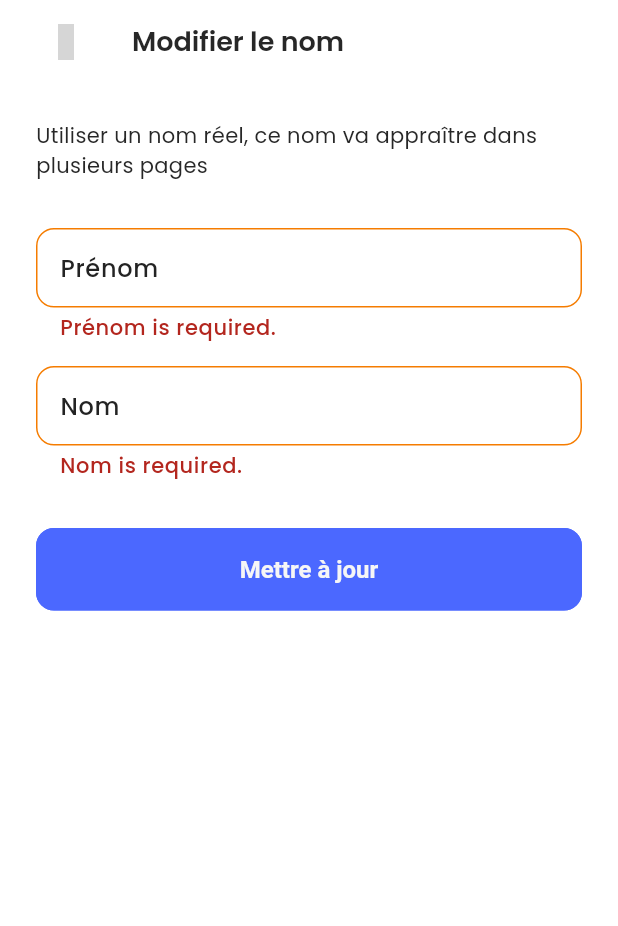
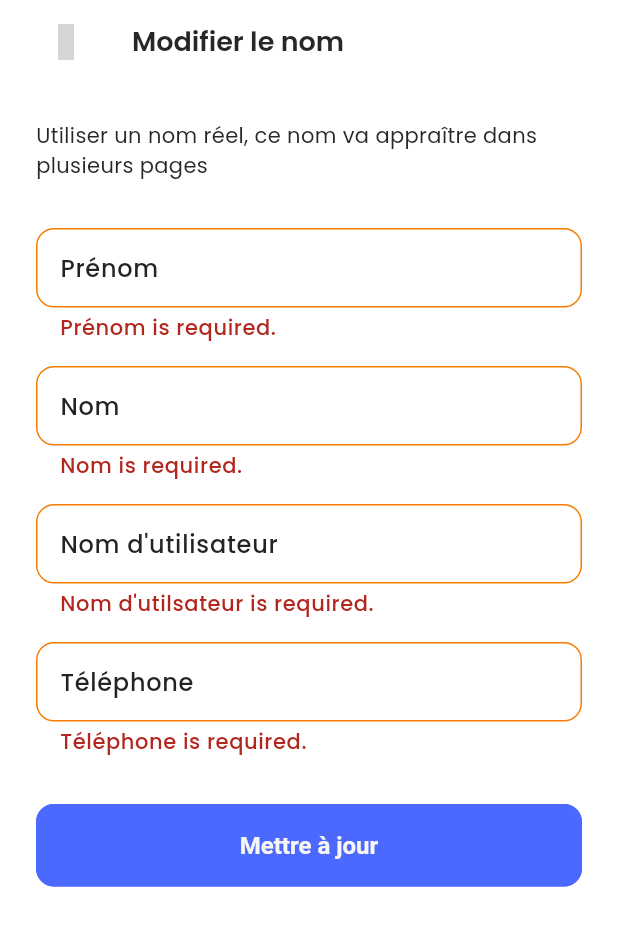
Before and after one commit to AymanBoudaya/cmandi_supabase-auth-master, a Flutter app: the ChangeName screen opened directly, after a tap on "Mettre à jour", on a phone screen of 412 x 824 dp. Shown: the top 926 px of the screen. Run offline on Flutter 3.47's test engine with Material 3 defaults, Android fonts, the phone set to English and light mode, and no system bars; our stand-ins replace cached_network_image, carousel_slider, cloud_firestore, connectivity_plus, flutter_dotenv, flutter_native_splash and 11 more; accounts and stored records are empty; network calls fail; project files that could hold a hidden picture were left out; grey boxes are pictures that could not be loaded.

```diff
--- a/lib/bindings/general_binding.dart
+++ b/lib/bindings/general_binding.dart
@@ -24,6 +24,5 @@ class GeneralBinding extends Bindings {
     Get.put(VariationController());
     Get.put(AddressController());
     Get.put(CheckoutController());
-    print('🔧 InitialBinding: dependencies registered');
   }
 }
--- a/lib/common/widgets/appbar/appbar.dart
+++ b/lib/common/widgets/appbar/appbar.dart
@@ -15,6 +15,7 @@ class TAppBar extends StatelessWidget implements PreferredSizeWidget {
     this.leadingIcon,
     this.actions,
     this.leadingOnPressed,
+    this.customBackNavigation,
   });
 
   final Widget? title;
@@ -22,6 +23,7 @@ class TAppBar extends StatelessWidget implements PreferredSizeWidget {
   final IconData? leadingIcon;
   final List<Widget>? actions;
   final VoidCallback? leadingOnPressed;
+  final VoidCallback? customBackNavigation;
 
   @override
   Widget build(BuildContext context) {
@@ -34,15 +36,22 @@ class TAppBar extends StatelessWidget implements PreferredSizeWidget {
         automaticallyImplyLeading: false,
         leading: showBackArrow
             ? IconButton(
-                onPressed: () => Get.back(),
+                onPressed: () {
+                  if (customBackNavigation != null) {
+                    customBackNavigation!();
+                  } else {
+                    Get.back();
+                  }
+                },
                 icon: Icon(
                   Iconsax.arrow_left,
                   color: dark ? AppColors.white : AppColors.dark,
                 ),
               )
             : leadingIcon != null
-            ? IconButton(onPressed: leadingOnPressed, icon: Icon(leadingIcon))
-            : null,
+                ? IconButton(
+                    onPressed: leadingOnPressed, icon: Icon(leadingIcon))
+                : null,
         title: title,
         actions: actions,
       ),
--- a/lib/data/repositories/authentication/authentication_repository.dart
+++ b/lib/data/repositories/authentication/authentication_repository.dart
@@ -30,9 +30,6 @@ class AuthenticationRepository extends GetxController {
       final event = data.event;
       final session = data.session;
       final pending = deviceStorage.read('pending_user_data');
-
-      print(
-          '🔔 onAuthStateChange event: $event, session: ${session != null}, pending_user_data: ${pending != null}');
 
       try {
         if (event == AuthChangeEvent.signedIn && session != null) {
--- a/lib/data/repositories/user/user_repository.dart
+++ b/lib/data/repositories/user/user_repository.dart
@@ -46,7 +46,7 @@ class UserRepository extends GetxController {
       final response =
           await _client.from(_table).select().eq('id', targetId).maybeSingle();
 
-      print('📥 fetchUserDetails($targetId) response: $response');
+      print('fetchUserDetails($targetId) response: $response');
 
       if (response == null) return null;
 
--- a/lib/features/personalization/controllers/update_name_controller.dart
+++ b/lib/features/personalization/controllers/update_name_controller.dart
@@ -6,75 +6,78 @@ import 'package:caferesto/utils/popups/loaders.dart';
 import 'package:flutter/material.dart';
 import 'package:get/get.dart';
 
-import '../screens/profile/profile.dart';
 import 'user_controller.dart';
 
 class UpdateNameController extends GetxController {
   static UpdateNameController get instance => Get.find();
+
   final firstName = TextEditingController();
   final lastName = TextEditingController();
+  final username = TextEditingController();
+  final phone = TextEditingController();
   final userController = UserController.instance;
   final userRepository = Get.put(UserRepository());
   GlobalKey<FormState> updateUserNameFormKey = GlobalKey<FormState>();
 
-  /// init user data when Home screen appears
   @override
   void onInit() {
     initializeNames();
     super.onInit();
   }
 
-  /// Fetch user record
   Future<void> initializeNames() async {
     firstName.text = userController.user.value.firstName;
     lastName.text = userController.user.value.lastName;
+    username.text = userController.user.value.username;
+    phone.text = userController.user.value.phone;
   }
 
   Future<void> updateUserName() async {
     try {
-      // Start Loading
       TFullScreenLoader.openLoadingDialog(
           "Nous sommes en train de mettre à jour vos informations...",
           TImages.docerAnimation);
 
-      // Check internet connection
       final isConnected = await NetworkManager.instance.isConnected();
       if (!isConnected) {
         TFullScreenLoader.stopLoading();
         return;
       }
 
-      // Validate form
       if (!updateUserNameFormKey.currentState!.validate()) {
         TFullScreenLoader.stopLoading();
         return;
       }
 
-      // Update user name and last name in the firebase firestore
       Map<String, dynamic> name = {
         "first_name": firstName.text.trim(),
         "last_name": lastName.text.trim(),
+        "username": username.text.trim(),
+        "phone": phone.text.trim(),
       };
       await userRepository.updateSingleField(name);
 
-      // Update RX user value
       userController.user.value.firstName = firstName.text.trim();
       userController.user.value.lastName = lastName.text.trim();
-      // Remove Loader
+      userController.user.value.username = username.text.trim();
+      userController.user.value.phone = phone.text.trim();
+
+      userController.user.refresh();
       TFullScreenLoader.stopLoading();
 
-      // Show success message
-      TLoaders.successSnackBar(
-          title: "Félicitations",
-          message: "Votre nom a été mis à jour avec succès");
+      if (Get.context != null) {
+        ScaffoldMessenger.of(Get.context!).showSnackBar(
+          SnackBar(
+            content: Text("Votre informations ont été mis à jour avec succès"),
+            backgroundColor: Colors.green,
+            duration: Duration(seconds: 3),
+          ),
+        );
+      }
 
-      // Move to previous screen
-      Get.off(() => const ProfileScreen());
+      Get.back(result: true);
     } catch (e) {
-      // Remove Loader
       TFullScreenLoader.stopLoading();
-
-      // Show error message
       TLoaders.errorSnackBar(title: "Erreur !", message: e.toString());
     }
   }
--- a/lib/features/personalization/models/user_model.dart
+++ b/lib/features/personalization/models/user_model.dart
@@ -3,10 +3,10 @@ import 'package:caferesto/utils/formatters/formatter.dart';
 class UserModel {
   final String id;
   final String email;
-  final String username;
+  String username;
   String firstName;
   String lastName;
-  final String phone;
+  String phone;
   final String role;
   final DateTime? dateOfBirth;
   final String? sex;
@@ -18,7 +18,7 @@ class UserModel {
 
   /// constructor for usermodel
   UserModel({
-    this.id='',
+    this.id = '',
     required this.email,
     required this.username,
     required this.firstName,
--- a/lib/features/personalization/screens/profile/widgets/change_name.dart
+++ b/lib/features/personalization/screens/profile/widgets/change_name.dart
@@ -18,6 +18,10 @@ class ChangeName extends StatelessWidget {
         showBackArrow: true,
         title: Text('Modifier le nom',
             style: Theme.of(context).textTheme.headlineSmall),
+        customBackNavigation: () {
+          // Simple back navigation for back button
+          Get.back(result: false);
+        },
       ),
       body: Padding(
         padding: EdgeInsets.all(AppSizes.defaultSpace),
@@ -53,6 +57,28 @@ class ChangeName extends StatelessWidget {
                       hintText: 'Entrez votre nom',
                     ),
                   ),
+                  const SizedBox(
+                    height: AppSizes.spaceBtwInputFields,
+                  ),
+                  TextFormField(
+                    controller: controller.username,
+                    validator: (value) =>
+                        TValidator.validateEmptyText("Nom d'utilsateur", value),
+                    decoration: const InputDecoration(
+                        labelText: "Nom d'utilisateur",
+                        hintText: "Entrez votre nom d'utilisateur"),
+                  ),
+                  const SizedBox(
+                    height: AppSizes.spaceBtwInputFields,
+                  ),
+                  TextFormField(
+                    controller: controller.phone,
+                    validator: (value) =>
+                        TValidator.validateEmptyText("Téléphone", value),
+                    decoration: const InputDecoration(
+                        labelText: "Téléphone",
+                        hintText: "Entrez votre numéro de téléphone"),
+                  )
                 ],
               ),
             ),
```
Also changed, not shown: lib/common/widgets/list_tiles/user_profile_tile.dart (+20 -10 lines), lib/features/personalization/screens/profile/profile.dart (+6 -12 lines).
